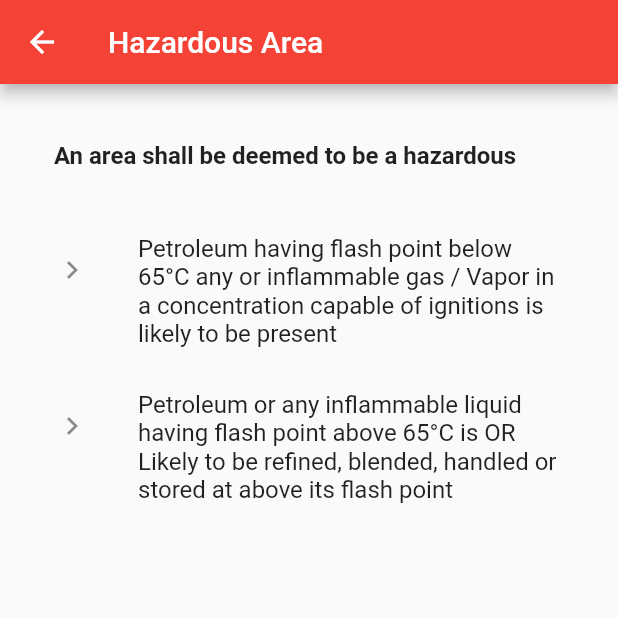
After one commit to mbariya/Plant_Safety_Manual_App, a Flutter app: the HazardousAreaDefination screen opened by its route, on a phone screen of 412 x 824 dp, the top half of it. The commit adds this screen. Run offline on Flutter 3.47's test engine with Material 2 defaults, Android fonts, the phone set to English and light mode, and no system bars; our stand-ins replace dynamic_theme.

Commit message:
Hazardous Area added

```diff
--- /dev/null
+++ b/lib/Data/hazardousAreaDefination.dart
@@ -0,0 +1,39 @@
+import 'package:flutter/material.dart';
+
+class HazardousAreaDefination extends StatefulWidget {
+  @override
+  _HazardousAreaDefinationState createState() => _HazardousAreaDefinationState();
+}
+
+class _HazardousAreaDefinationState extends State<HazardousAreaDefination> {
+  @override
+  Widget build(BuildContext context) {
+    return new Scaffold(
+      appBar: new AppBar(
+        title: new Text('Hazardous Area'),
+      ),
+      body: new Container(
+        padding: new EdgeInsets.all(20.0),
+        child: new Column(
+          children: <Widget>[
+            ListTile(
+                title: new Text('An area shall be deemed to be a hazardous', style: new TextStyle(fontWeight: FontWeight.bold),)
+            ),
+            Padding(padding: EdgeInsets.all(10.0)),
+            ListTile(
+              leading: new Icon(Icons.keyboard_arrow_right),
+              title: new Text('Petroleum having flash point below 65°C any or inflammable gas / Vapor in a concentration capable of ignitions is likely to be present'),
+            ),
+            Padding(padding: EdgeInsets.all(10.0)),
+            ListTile(
+              leading: new Icon(Icons.keyboard_arrow_right),
+              title: new Text('Petroleum or any inflammable liquid having flash point above 65°C is OR Likely to be refined, blended, handled or stored at above its flash point'),
+            ),
+
+          ],
+
+        ),
+      ),
+    );
+  }
+}
--- a/lib/homePageUI.dart
+++ b/lib/homePageUI.dart
@@ -81,7 +81,7 @@ class _MyHomePageState extends State<MyHomePage> {
         Navigator.of(context).pushNamed("/5SPage");
         break;
       case 'Hazardous Area':
-        //Navigator.of(context).pushNamed("/TLVPage");
+        Navigator.of(context).pushNamed("/HazAreaDef");
         break;
       case 'Flammability Classifications':
         Navigator.of(context).pushNamed("/FCPage");
--- a/lib/main.dart
+++ b/lib/main.dart
@@ -1,5 +1,6 @@
 import 'package:flutter/material.dart';
 import 'package:plantsafetymanual/Data/confinedSpace.dart';
+import 'package:plantsafetymanual/Data/hazardousAreaDefination.dart';
 import 'homePageUI.dart';
 import 'settings.dart';
 import 'package:dynamic_theme/dynamic_theme.dart';
@@ -28,6 +29,7 @@ class MyApp extends StatelessWidget {
           "/FCPage": (BuildContext context) => new FlammabilityClassifications(),
           "/TLVPage": (BuildContext context) => new TLV(),
           "/ConfinedSpace": (BuildContext context) => new ConfinedSpaceCriteria(),
+          "/HazAreaDef": (BuildContext context) => new HazardousAreaDefination(),
 
         },
       ),
```
